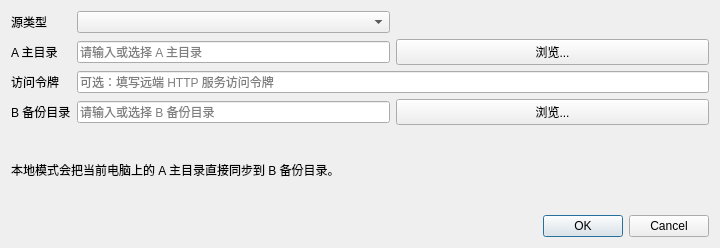
hu419087137/SyncFolder, file src/PairEditDialog.ui: the form before one commit.
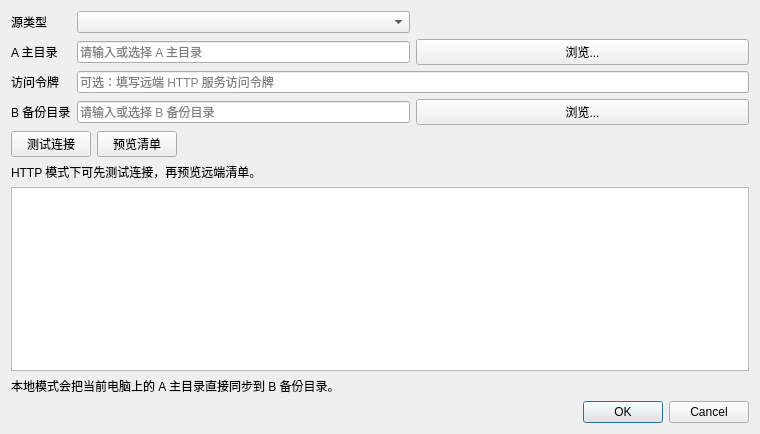
The form after the commit.

Commit message: 增强 HTTP 同步配置与重试体验

Patch:
```diff
--- a/src/PairEditDialog.ui
+++ b/src/PairEditDialog.ui
@@ -6,8 +6,8 @@
    <rect>
     <x>0</x>
     <y>0</y>
-    <width>720</width>
-    <height>248</height>
+    <width>760</width>
+    <height>434</height>
    </rect>
   </property>
   <property name="windowTitle">
@@ -96,6 +96,57 @@
       </widget>
      </item>
      <item row="4" column="0" colspan="3">
+      <layout class="QHBoxLayout" name="probeButtonLayout">
+       <item>
+        <widget class="QPushButton" name="testConnectionButton">
+         <property name="text">
+          <string>测试连接</string>
+         </property>
+        </widget>
+       </item>
+       <item>
+        <widget class="QPushButton" name="previewManifestButton">
+         <property name="text">
+          <string>预览清单</string>
+         </property>
+        </widget>
+       </item>
+       <item>
+        <spacer name="probeButtonSpacer">
+         <property name="orientation">
+          <enum>Qt::Horizontal</enum>
+         </property>
+         <property name="sizeHint" stdset="0">
+          <size>
+           <width>40</width>
+           <height>20</height>
+          </size>
+         </property>
+        </spacer>
+       </item>
+      </layout>
+     </item>
+     <item row="5" column="0" colspan="3">
+      <widget class="QLabel" name="probeStatusLabel">
+       <property name="text">
+        <string>HTTP 模式下可先测试连接，再预览远端清单。</string>
+       </property>
+       <property name="wordWrap">
+        <bool>true</bool>
+       </property>
+      </widget>
+     </item>
+     <item row="6" column="0" colspan="3">
+      <widget class="QPlainTextEdit" name="manifestPreviewEdit">
+       <property name="minimumSize">
+        <size>
+         <width>0</width>
+         <height>160</height>
+        </size>
+       </property>
+      </widget>
+     </item>
+     <item row="7" column="0" colspan="3">
       <widget class="QLabel" name="modeHintLabel">
        <property name="text">
         <string>本地模式会把当前电脑上的 A 主目录直接同步到 B 备份目录。</string>
```
The commit also changes 4 other files.
